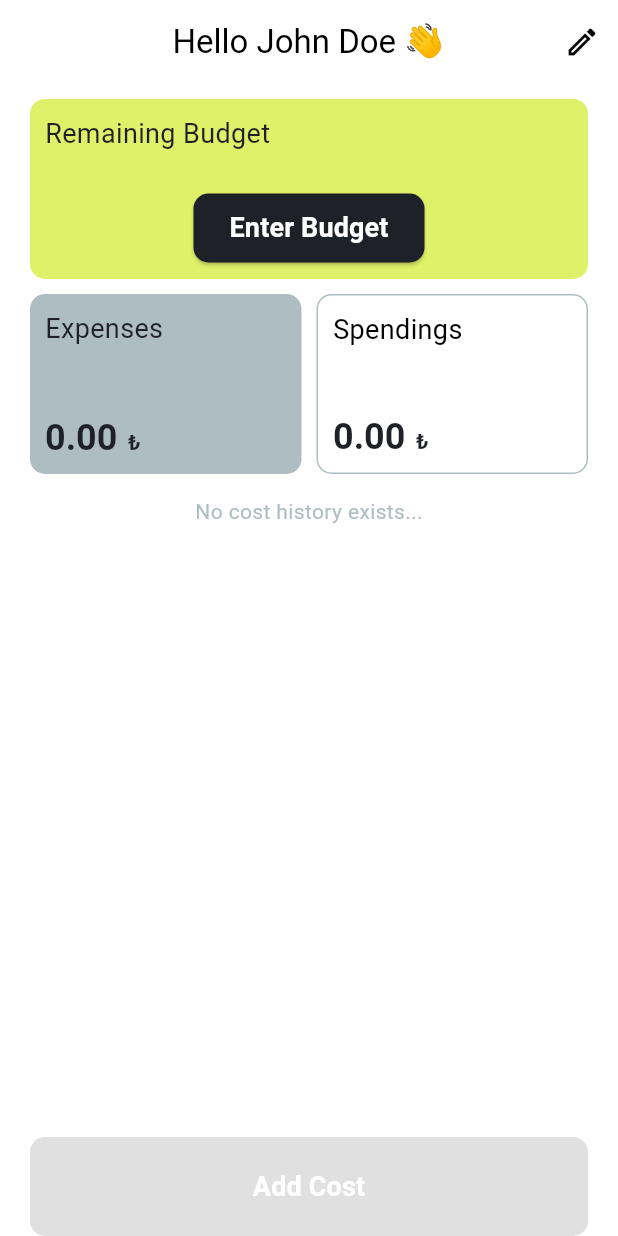
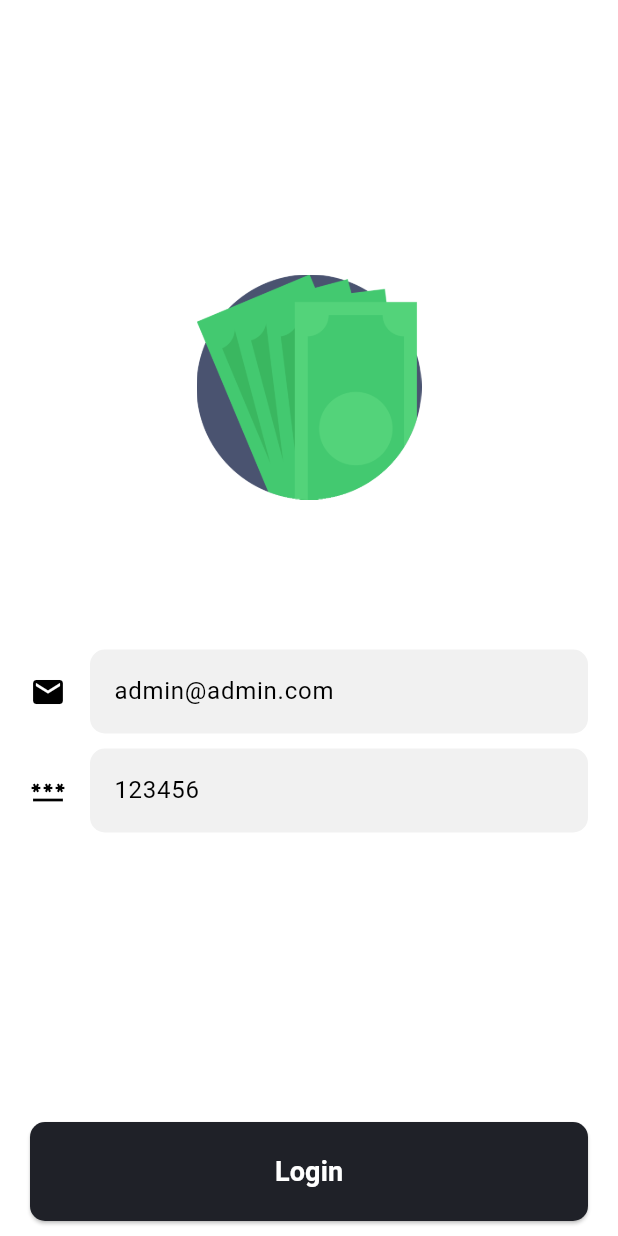
Before and after one commit to orhunrustuoglu/taw_final_app, a Flutter app: the screen it shows after launch, on a phone screen of 412 x 824 dp. Run offline on Flutter 3.47's test engine with Material 2 defaults, Android fonts, the phone set to English and light mode, and no system bars; our stand-ins replace shared_preferences.

Commit message:
login and get user data complete

```diff
--- /dev/null
+++ b/lib/data/constants/server_constants.dart
@@ -0,0 +1,3 @@
+const String webApiKey = "AIzaSyDujrscstEM1Akn1Jtfnozkvv-_UL8kcVA";
+const String serverUrl =
+    "https://taw-final-app-default-rtdb.europe-west1.firebasedatabase.app/";
--- a/lib/data/models/user.dart
+++ b/lib/data/models/user.dart
@@ -5,7 +5,7 @@ class User {
 
   factory User.fromJson(Map json) => User(
         id: json["localId"],
-        fullName: json["fullName"],
+        fullName: json["fullName"] ?? "undefined",
         email: json["email"],
       );
 
--- /dev/null
+++ b/lib/data/models/user_response.dart
@@ -0,0 +1,17 @@
+class UserResponse {
+  final String localId, email, displayName, idToken;
+  UserResponse({
+    required this.localId,
+    required this.email,
+    required this.displayName,
+    required this.idToken,
+  });
+
+  factory UserResponse.fromJson(Map json) {
+    return UserResponse(
+        localId: json["localId"],
+        email: json["email"],
+        displayName: json["displayName"],
+        idToken: json["idToken"]);
+  }
+}
--- a/lib/main.dart
+++ b/lib/main.dart
@@ -4,6 +4,7 @@ import 'package:taw_final_app/ui/providers/auth_provider.dart';
 import 'package:taw_final_app/ui/providers/budget_provider.dart';
 import 'package:taw_final_app/ui/screens/add_cost_screen.dart';
 import 'package:taw_final_app/ui/screens/edit_budget_screen.dart';
+import 'package:taw_final_app/ui/screens/login_screen.dart';
 import 'package:taw_final_app/ui/screens/splash_screen.dart';
 import '/ui/screens/main_screen.dart';
 import 'package:provider/provider.dart';
@@ -25,6 +26,7 @@ class MyApp extends StatelessWidget {
         ListenableProvider<BudgetProvider>(create: (_) => BudgetProvider()),
       ],
       child: MaterialApp(
+        debugShowCheckedModeBanner: false,
         theme: ThemeData(
           colorScheme: const ColorScheme.light(
             primary: primaryColor,
@@ -34,6 +36,7 @@ class MyApp extends StatelessWidget {
         ),
         routes: {
           "/": (context) => const SplashScreen(),
+          LoginScreen.routeName: (context) => const LoginScreen(),
           MainScreen.routeName: (context) => const MainScreen(),
           EditBudgetScreen.routeName: (context) => const EditBudgetScreen(),
           AddCostScreen.routeName: (context) => const AddCostScreen(),
--- a/lib/ui/providers/budget_provider.dart
+++ b/lib/ui/providers/budget_provider.dart
@@ -2,6 +2,7 @@ import 'package:flutter/material.dart';
 import 'package:taw_final_app/data/models/budget.dart';
 import 'package:taw_final_app/data/models/cost.dart';
 import 'package:taw_final_app/data/models/cost_type_enum.dart';
+import 'package:taw_final_app/data/models/user.dart';
 import 'package:taw_final_app/data/repositories/budget_repository.dart';
 
 class BudgetProvider with ChangeNotifier {
@@ -21,47 +22,29 @@ class BudgetProvider with ChangeNotifier {
     notifyListeners();
   }
 
-  Future<void> setTotalBudget(Budget budget) async {
-    //set the new state to the backend
-    await budgetRepository.setTotalBudget(budget);
+  Future<void> setBudget(Budget budget, User user, String idToken) async {
+    _budget = await budgetRepository.setBudget(budget, user, idToken);
+    notifyListeners();
+  }
 
-    //TODO remove below code (2 lines) when backend connected
-    _budget = budget;
-    notifyListeners();
+  // Future<void> setTotalBudget(Budget budget) async {
+  //   //set the new state to the backend
+  //   await budgetRepository.setTotalBudget(budget);
 
-    //TODO uncomment when backend connected
-    //get the new state from the backend,
-    //so its guarantee there is only one state
-    //getBudgetData();
-  }
+  //   //TODO remove below code (2 lines) when backend connected
+  //   _budget = budget;
+  //   notifyListeners();
+
+  //   //TODO uncomment when backend connected
+  //   //get the new state from the backend,
+  //   //so its guarantee there is only one state
+  //   //getBudgetData();
+  // }
 
   Future<void> addCost(Cost cost) async {
     //update the backend
-    //await budgetRepository.addCost(cost); //TODO uncomment when backend connected
-
-    //TODO remove when backend connected
-    _budget = Budget(
-        id: _budget.id,
-        userId: _budget.userId,
-        totalMoney: _budget.totalMoney,
-        expenses: cost.costType == CostType.expense
-            ? (_budget.expenses + cost.sumOfMoney)
-            : _budget.expenses,
-        spendings: cost.costType == CostType.spending
-            ? (_budget.spendings + cost.sumOfMoney)
-            : _budget.spendings,
-        costs: [..._budget.costs, cost]);
-    _budget.costs.forEach((element) => print(element.description));
-
-    // _budget.costs.add(cost);
-    // if (cost.costType == CostType.expense) {
-    //   _budget.expenses += cost.sumOfMoney;
-    // } else {
-    //   _budget.spendings += cost.sumOfMoney;
-    // }
-    notifyListeners();
-
+    await budgetRepository.addCost(cost);
     //get the updated backend
-    //getBudgetData();//TODO uncomment when backend connected
+    getBudgetData();
   }
 }
--- /dev/null
+++ b/lib/ui/screens/login_screen.dart
@@ -0,0 +1,84 @@
+import 'package:flutter/material.dart';
+import 'package:provider/provider.dart';
+import 'package:taw_final_app/data/constants/constant_images.dart';
+import 'package:taw_final_app/ui/providers/auth_provider.dart';
+import 'package:taw_final_app/ui/widgets/custom_button.dart';
+import 'package:taw_final_app/ui/widgets/custom_textfield.dart';
+
+class LoginScreen extends StatefulWidget {
+  const LoginScreen({super.key});
+  static const routeName = "login-screen";
+
+  @override
+  State<LoginScreen> createState() => _LoginScreenState();
+}
+
+class _LoginScreenState extends State<LoginScreen> {
+  bool isLoading = false;
+  var emailController = TextEditingController(text: "admin@admin.com");
+  var passwordController = TextEditingController(text: "123456");
+
+  //we dispose of the controllers to clear up the ram
+  @override
+  void dispose() {
+    super.dispose();
+    emailController.dispose();
+    passwordController.dispose();
+  }
+
+  @override
+  Widget build(BuildContext context) {
+    return Scaffold(
+      body: SafeArea(
+        child: Center(
+          child: Padding(
+            padding: const EdgeInsets.symmetric(horizontal: 20),
+            child: Column(
+              mainAxisAlignment: MainAxisAlignment.center,
+              children: [
+                const Spacer(),
+                const Image(
+                  image: logo,
+                  height: 150,
+                ),
+                const SizedBox(height: 100),
+                CustomTextField(
+                    controller: emailController,
+                    iconData: Icons.email,
+                    hintText: "Email"),
+                const SizedBox(height: 10),
+                CustomTextField(
+                    controller: passwordController,
+                    iconData: Icons.password,
+                    hintText: "Password"),
+                const Spacer(),
+                Container(
+                  width: double.infinity,
+                  padding: const EdgeInsets.symmetric(vertical: 10),
+                  child: CustomButton(
+                    text: "Login",
+                    isLoading: isLoading,
+                    onPressed: () async {
+                      setState(() {
+                        isLoading = true;
+                      });
+                      await Provider.of<AuthProvider>(context, listen: false)
+                          .logInEmailPassword(context, emailController.text,
+                              passwordController.text);
+                      //if failed, then the state is still mounted
+                      if (mounted) {
+                        setState(() {
+                          isLoading = false;
+                        });
+                      }
+                    },
+                  ),
+                )
+              ],
+            ),
+          ),
+        ),
+      ),
+    );
+  }
+}
--- a/lib/ui/screens/main_screen.dart
+++ b/lib/ui/screens/main_screen.dart
@@ -119,13 +119,12 @@ class MainScreen extends StatelessWidget {
             const SizedBox(height: 15),
             Consumer<BudgetProvider>(builder: (context, budgetProvider, _) {
               if (budgetProvider.getBudget.costs.isEmpty) {
-                return const Expanded(
-                    child: Center(
+                return const Center(
                   child: Text(
                     "No cost history exists...",
                     style: TextStyle(color: accentColor),
                   ),
-                ));
+                );
               }
               return Column(
                 children: budgetProvider.getBudget.costs
--- a/lib/ui/widgets/custom_button.dart
+++ b/lib/ui/widgets/custom_button.dart
@@ -5,11 +5,13 @@ class CustomButton extends StatelessWidget {
   final String text;
   final Function? onPressed;
   final double verticalPadding;
+  final bool isLoading;
   const CustomButton(
       {super.key,
       required this.text,
       this.onPressed,
-      this.verticalPadding = 20});
+      this.verticalPadding = 20,
+      this.isLoading = false});
 
   @override
   Widget build(BuildContext context) {
@@ -22,11 +24,17 @@ class CustomButton extends StatelessWidget {
         ),
         child: Padding(
           padding: EdgeInsets.symmetric(vertical: verticalPadding),
-          child: Text(
-            text,
-            style: const TextStyle(
-                color: Colors.white, fontWeight: FontWeight.bold, fontSize: 18),
-          ),
+          child: isLoading
+              ? const CircularProgressIndicator.adaptive(
+                  backgroundColor: Colors.white,
+                )
+              : Text(
+                  text,
+                  style: const TextStyle(
+                      color: Colors.white,
+                      fontWeight: FontWeight.bold,
+                      fontSize: 18),
+                ),
         ));
   }
 }
--- a/lib/ui/widgets/proggress_bar.dart
+++ b/lib/ui/widgets/proggress_bar.dart
@@ -41,10 +41,7 @@ class ProgressBar extends StatelessWidget {
               ),
               const TextSpan(
                 text: "  ₺",
-                style: TextStyle(
-                    color: primaryColor,
-                    fontWeight: FontWeight.bold,
-                    fontSize: 14),
+                style: TextStyle(color: primaryColor, fontSize: 14),
               ),
             ])),
           ],
--- a/pubspec.yaml
+++ b/pubspec.yaml
@@ -36,6 +36,7 @@ dependencies:
   cupertino_icons: ^1.0.2
   provider: ^6.0.5
   http: ^1.0.0
+  shared_preferences: ^2.1.1
 
 dev_dependencies:
   flutter_test:
```
Also changed, not shown: lib/data/repositories/auth_repository.dart (+93 -5 lines), lib/data/repositories/budget_repository.dart (+32 -2 lines), lib/data/repositories/snackbar_repository.dart (added, +14 -0 lines), lib/ui/providers/auth_provider.dart (+53 -2 lines), lib/ui/screens/edit_budget_screen.dart (+30 -9 lines), lib/ui/screens/splash_screen.dart (+17 -19 lines), pubspec.lock, 10 other files.
